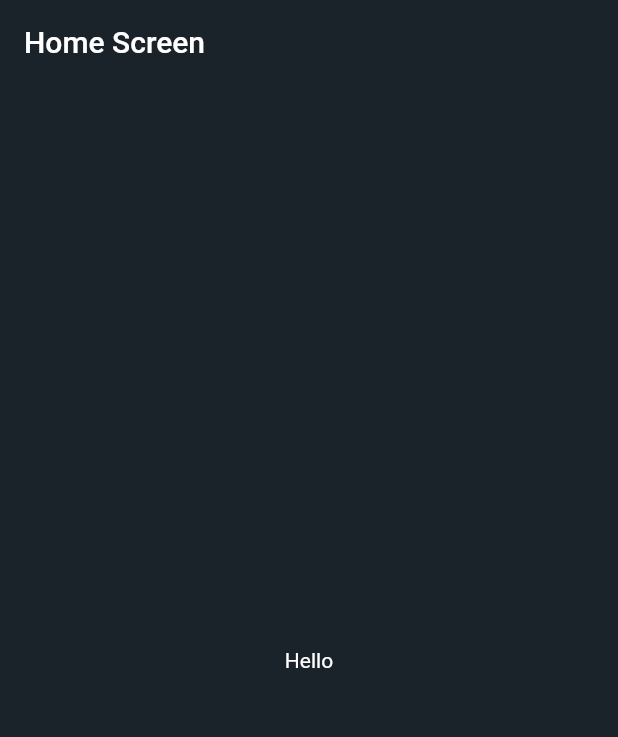
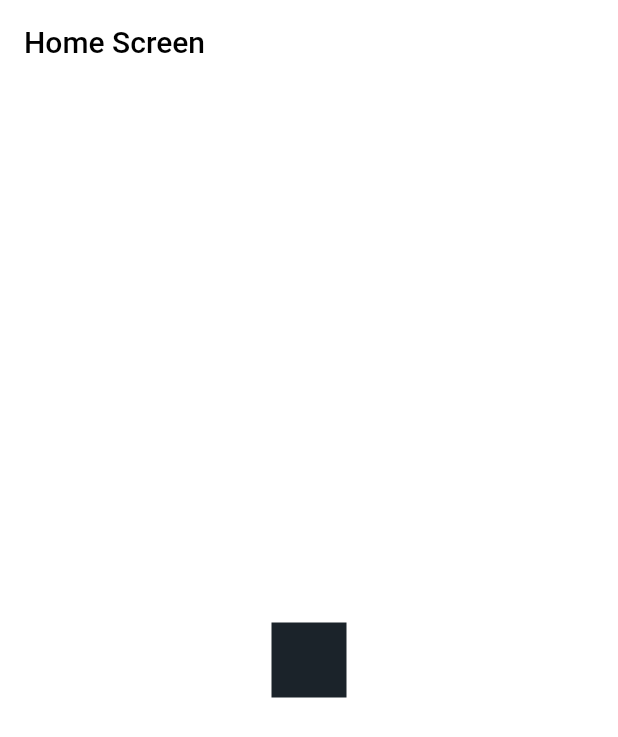
Before and after one commit to ahmadexe/FarmGo-Mobile-App, a Flutter app: the screen it shows after launch, on a phone screen of 412 x 824 dp. Shown: the top 737 px of the screen. Run offline on Flutter 3.47's test engine with Material 2 defaults, Android fonts, the phone set to English and light mode, and no system bars; our stand-ins replace bloc, firebase_core, flutter_bloc; accounts and stored records are empty.

Commit message:
Color scheme finalized

```diff
--- a/farmgo/lib/cubits/switch/switch_cubit.dart
+++ b/farmgo/lib/cubits/switch/switch_cubit.dart
@@ -4,7 +4,7 @@ import 'package:meta/meta.dart';
 part 'switch_state.dart';
 
 class SwitchCubit extends Cubit<SwitchState> {
-  SwitchCubit() : super(SwitchState(flag: true));
+  SwitchCubit() : super(SwitchState(flag: false));
   void toggleSwicth() {
     if (state.flag == false) {
       emit(SwitchState(flag: true));
--- a/farmgo/lib/global/themes.dart
+++ b/farmgo/lib/global/themes.dart
@@ -1,3 +1,4 @@
+import 'package:farmgo/constants/custom_colors.dart';
 import 'package:flutter/material.dart';
 
 enum AppThemes { dark, light }
@@ -5,14 +6,17 @@ enum AppThemes { dark, light }
 final appThemeData = {
   AppThemes.dark: ThemeData(
     brightness: Brightness.dark,
+    primarySwatch: customPrimaryColorDark,
     scaffoldBackgroundColor: const Color.fromRGBO(27, 35, 42, 1),
     primaryColor: const Color.fromRGBO(27, 35, 42, 1),
     appBarTheme: const AppBarTheme(color: Color.fromRGBO(27, 35, 42, 1)),
   ),
   AppThemes.light: ThemeData(
     brightness: Brightness.light,
+    primarySwatch: customPrimaryColorLight,
     scaffoldBackgroundColor: Colors.white,
     primaryColor: Colors.white,
-    appBarTheme: const AppBarTheme(color:  Color.fromRGBO(255, 255, 255, 1), foregroundColor: Colors.black),
-    ),
+    appBarTheme: const AppBarTheme(
+        color: Color.fromRGBO(255, 255, 255, 1), foregroundColor: Colors.black),
+  ),
 };
--- a/farmgo/lib/screens/home_screen.dart
+++ b/farmgo/lib/screens/home_screen.dart
@@ -1,4 +1,7 @@
+import 'package:farmgo/constants/custom_colors.dart';
+import 'package:farmgo/cubits/switch/switch_cubit.dart';
 import 'package:flutter/material.dart';
+import 'package:flutter_bloc/flutter_bloc.dart';
 
 class HomeScreen extends StatelessWidget {
   const HomeScreen({super.key});
@@ -10,10 +13,17 @@ class HomeScreen extends StatelessWidget {
         title: const Text("Home Screen"),
         elevation: 0,
       ),
-        body: Center(
-          child: Text("Hello"),
+      body: BlocBuilder<SwitchCubit, SwitchState>(
+        builder: (context, state) {
+          return Center(
+            child: Container(
+              height: 50,
+              width: 50,
+              color: customPrimaryColorLight,
+            )
+          );
+        },
       ),
     );
-
   }
 }
```
Also changed, not shown: farmgo/lib/constants/custom_colors.dart (added, +37 -0 lines). Lines whose indentation alone changed are shown as unchanged.
